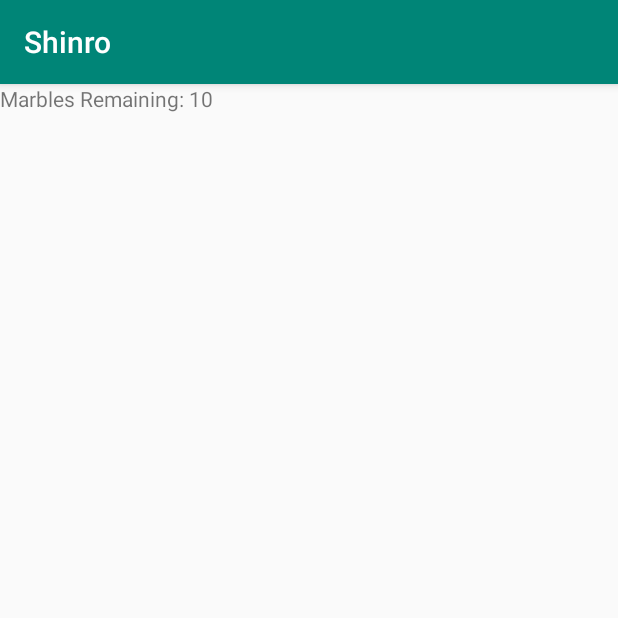
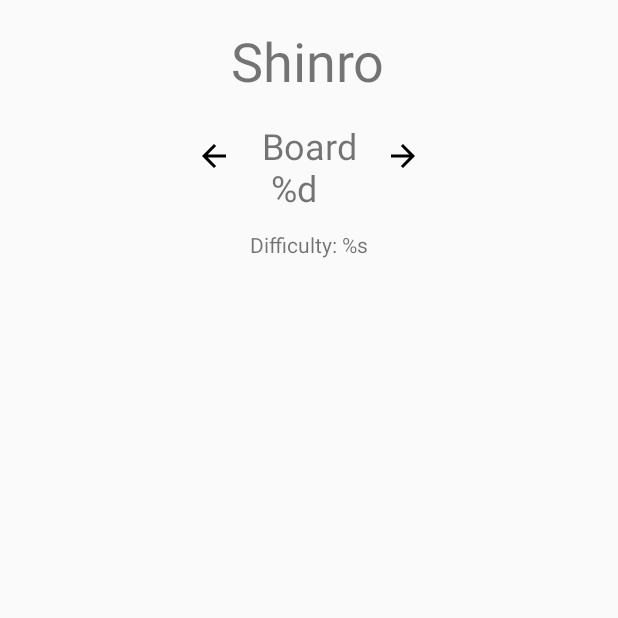
Before and after one commit to veyga/Shinro, an Android app: the screen it shows after launch (MainActivity), on a phone screen of 412 x 824 dp, the top half of it. Run offline under Robolectric (Android 15) with nearby library versions, the phone set to English and light mode, and no system bars; our stand-ins replace data binding.

Commit message:
title placed

```diff
--- /dev/null
+++ b/app/src/main/res/drawable/back_arrow_black.xml
@@ -0,0 +1,9 @@
+<vector xmlns:android="http://schemas.android.com/apk/res/android"
+    android:width="24dp"
+    android:height="24dp"
+    android:viewportWidth="24"
+    android:viewportHeight="24">
+  <path
+      android:fillColor="#FF000000"
+      android:pathData="M20,11H7.83l5.59,-5.59L12,4l-8,8 8,8 1.41,-1.41L7.83,13H20v-2z"/>
+</vector>
--- /dev/null
+++ b/app/src/main/res/drawable/forward_arrow_black.xml
@@ -0,0 +1,9 @@
+<vector xmlns:android="http://schemas.android.com/apk/res/android"
+    android:width="24dp"
+    android:height="24dp"
+    android:viewportWidth="24"
+    android:viewportHeight="24">
+  <path
+      android:fillColor="#FF000000"
+      android:pathData="M12,4l-1.41,1.41L16.17,11H4v2h12.17l-5.58,5.59L12,20l8,-8z"/>
+</vector>
--- a/app/src/main/res/layout/game_fragment.xml
+++ b/app/src/main/res/layout/game_fragment.xml
@@ -11,10 +11,73 @@
             type="io.astefanich.shinro.ui.game.GameViewModel" />
     </data>
 
-    <TextView
+    <androidx.constraintlayout.widget.ConstraintLayout
         android:layout_width="match_parent"
-        android:layout_height="match_parent"
-        android:text="@{@string/marbles_remaining_fmt(viewModel.marblesRemaining)}" />
+        android:layout_height="match_parent">
+
+        <TextView
+            android:id="@+id/title_text"
+            android:layout_width="wrap_content"
+            android:layout_height="wrap_content"
+            android:layout_marginTop="16dp"
+            android:text="@string/app_name"
+            android:textSize="36sp"
+            app:layout_constraintEnd_toEndOf="parent"
+            app:layout_constraintHorizontal_bias="0.498"
+            app:layout_constraintStart_toStartOf="parent"
+            app:layout_constraintTop_toTopOf="parent"
+            tools:text="@string/app_name" />
+
+        <TextView
+            android:id="@+id/board_number"
+            android:layout_width="wrap_content"
+            android:layout_height="wrap_content"
+            android:layout_marginTop="16dp"
+            android:text="@string/board_num_fmt"
+            android:textSize="24sp"
+            app:layout_constraintEnd_toEndOf="parent"
+            app:layout_constraintStart_toStartOf="parent"
+            app:layout_constraintTop_toBottomOf="@+id/title_text"
+            tools:text="@string/board_num_fmt" />
+
+        <TextView
+            android:id="@+id/textView3"
+            android:layout_width="wrap_content"
+            android:layout_height="wrap_content"
+            android:layout_marginTop="12dp"
+            android:text="@string/difficulty_fmt"
+            app:layout_constraintEnd_toEndOf="parent"
+            app:layout_constraintStart_toStartOf="parent"
+            app:layout_constraintTop_toBottomOf="@+id/board_number"
+            tools:text="@string/difficulty_fmt" />
+
+        <ImageView
+            android:id="@+id/imageView"
+            android:layout_width="wrap_content"
+            android:layout_height="wrap_content"
+            android:layout_marginTop="92dp"
+            android:src="@drawable/back_arrow_black"
+            app:layout_constraintEnd_toStartOf="@+id/board_number"
+            app:layout_constraintHorizontal_bias="0.866"
+            app:layout_constraintStart_toStartOf="parent"
+            app:layout_constraintTop_toTopOf="parent" />
+
+        <ImageView
+            android:id="@+id/imageView2"
+            android:layout_width="wrap_content"
+            android:layout_height="wrap_content"
+            android:layout_marginTop="92dp"
+            android:src="@drawable/forward_arrow_black"
+            app:layout_constraintEnd_toEndOf="parent"
+            app:layout_constraintHorizontal_bias="0.126"
+            app:layout_constraintStart_toEndOf="@+id/board_number"
+            app:layout_constraintTop_toTopOf="parent" />
+    </androidx.constraintlayout.widget.ConstraintLayout>
+
+    <!--    <TextView-->
+<!--        android:layout_width="match_parent"-->
+<!--        android:layout_height="match_parent"-->
+<!--        android:text="@{@string/marbles_remaining_fmt(viewModel.marblesRemaining)}" />-->
     <!--        android:text="@{viewModel.score}" />-->
     <!--        android:text="suppp" />-->
 
--- a/app/src/main/res/values/strings.xml
+++ b/app/src/main/res/values/strings.xml
@@ -1,4 +1,6 @@
 <resources>
     <string name="app_name">Shinro</string>
+    <string name="board_num_fmt">Board\n  %d</string>
+    <string name="difficulty_fmt">Difficulty: %s</string>
     <string name="marbles_remaining_fmt">Marbles Remaining: %d</string>
 </resources>
--- a/app/src/main/res/values/styles.xml
+++ b/app/src/main/res/values/styles.xml
@@ -1,7 +1,7 @@
 <resources>
 
     <!-- Base application theme. -->
-    <style name="AppTheme" parent="Theme.AppCompat.Light.DarkActionBar">
+    <style name="AppTheme" parent="Theme.AppCompat.Light.NoActionBar">
         <!-- Customize your theme here. -->
         <item name="colorPrimary">@color/colorPrimary</item>
         <item name="colorPrimaryDark">@color/colorPrimaryDark</item>
```
